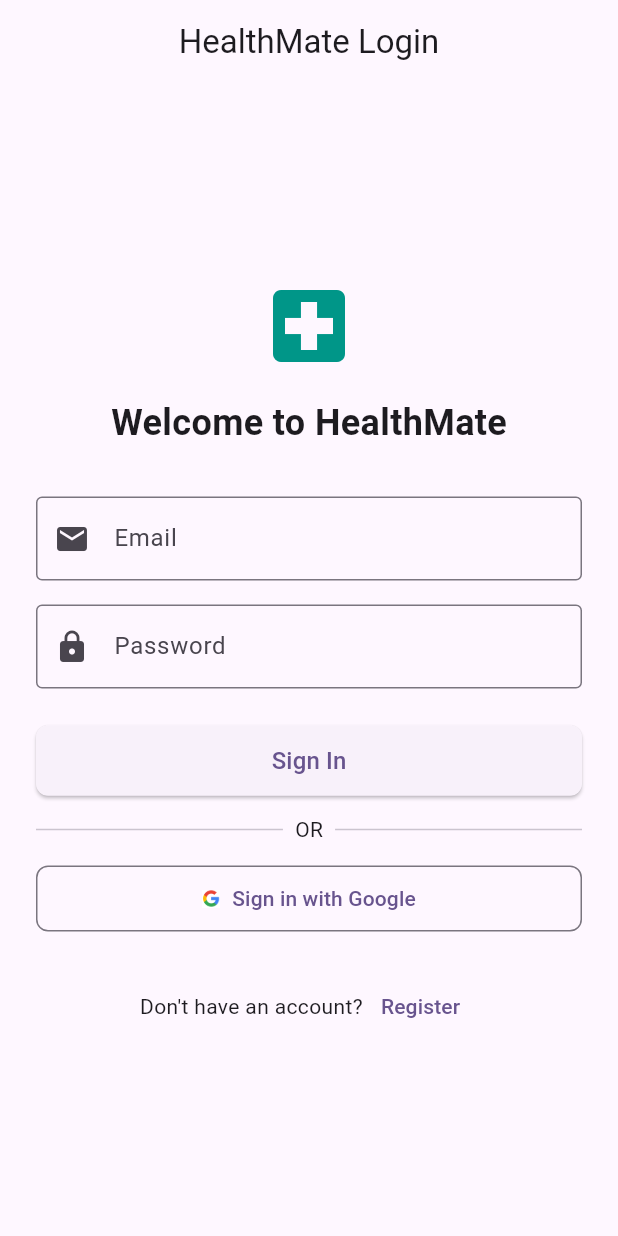
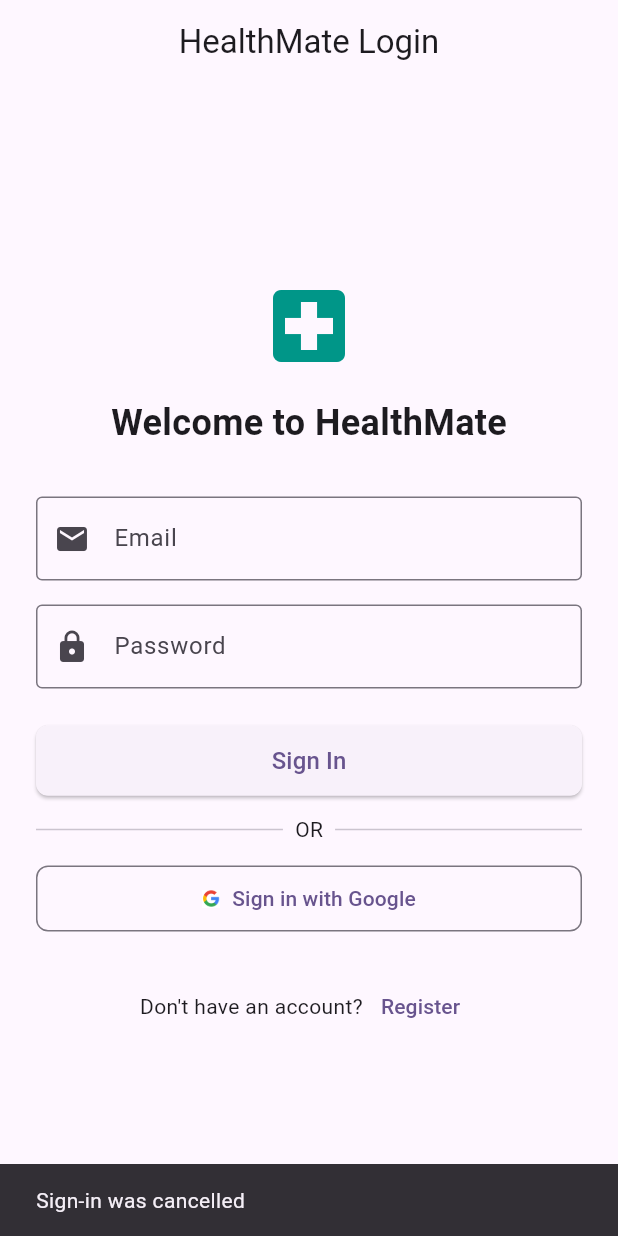
Before and after one commit to Project-DevX/healthmate, a Flutter app: the screen it shows after launch, after a tap on "Sign in with Google", on a phone screen of 412 x 824 dp. Run offline on Flutter 3.47's test engine with Material 3 defaults, Android fonts, the phone set to English and light mode, and no system bars; our stand-ins replace cloud_firestore, firebase_auth, firebase_core, google_sign_in; accounts and stored records are empty.

Commit message:
google sign in solving stage one

```diff
--- a/lib/login.dart
+++ b/lib/login.dart
@@ -18,7 +18,11 @@ class _LoginPageState extends State<LoginPage> {
 
   // Firebase instances
   final FirebaseAuth _auth = FirebaseAuth.instance;
-  final GoogleSignIn _googleSignIn = GoogleSignIn();
+  final GoogleSignIn googleSignIn = GoogleSignIn(
+    // Get this from Firebase Console > Authentication > Sign-in method > Google > Web SDK configuration
+    clientId:
+        '535481523181-at94psvprrj58fltlu0p4ep2sgpv9o7r.apps.googleusercontent.com',
+  );
   final FirebaseFirestore _firestore = FirebaseFirestore.instance;
 
   Future<void> _signInWithEmail() async {
@@ -68,47 +72,130 @@ class _LoginPageState extends State<LoginPage> {
 
   Future<void> _signInWithGoogle() async {
     setState(() => _isLoading = true);
+    print("==== Starting Google Sign-In Process ====");
 
     try {
-      // Trigger Google sign-in flow
-      final GoogleSignInAccount? googleUser = await _googleSignIn.signIn();
-      if (googleUser == null) {
-        // User cancelled the sign-in flow
+      // Step 1: Initialize GoogleSignIn instance
+      print("Step 1: Initializing GoogleSignIn instance");
+      final GoogleSignIn googleSignIn = GoogleSignIn();
+      print("GoogleSignIn instance created");
+
+      // Step 2: Trigger the authentication flow
+      print(
+        "Step 2: Triggering authentication flow with googleSignIn.signIn()",
+      );
+      final GoogleSignInAccount? googleUser;
+      try {
+        googleUser = await googleSignIn.signIn();
+        if (googleUser == null) {
+          print("Error: User cancelled the sign-in process");
+          setState(() => _isLoading = false);
+          ScaffoldMessenger.of(context).showSnackBar(
+            const SnackBar(content: Text('Sign-in was cancelled')),
+          );
+          return;
+        }
+        print("Sign-in successful for user: ${googleUser.email}");
+      } catch (e) {
+        print(
+          "ERROR IN STEP 2: Failed at googleSignIn.signIn() with error: $e",
+        );
         setState(() => _isLoading = false);
+        ScaffoldMessenger.of(context).showSnackBar(
+          SnackBar(
+            content: Text('Failed at authentication flow: ${e.toString()}'),
+          ),
+        );
         return;
       }
 
-      // Obtain auth details from Google Sign-In
-      final GoogleSignInAuthentication googleAuth =
-          await googleUser.authentication;
+      // Step 3: Get authentication details
+      print("Step 3: Getting authentication tokens");
+      final GoogleSignInAuthentication? googleAuth;
+      try {
+        googleAuth = await googleUser.authentication;
+        print("Successfully obtained auth tokens");
+      } catch (e) {
+        print("ERROR IN STEP 3: Failed to get authentication tokens: $e");
+        setState(() => _isLoading = false);
+        ScaffoldMessenger.of(context).showSnackBar(
+          SnackBar(
+            content: Text(
+              'Failed to get authentication details: ${e.toString()}',
+            ),
+          ),
+        );
+        return;
+      }
 
-      // Create credentials for Firebase
-      final OAuthCredential credential = GoogleAuthProvider.credential(
-        accessToken: googleAuth.accessToken,
-        idToken: googleAuth.idToken,
-      );
+      // Step 4: Create Firebase credential
+      print("Step 4: Creating Firebase credential");
+      try {
+        final credential = GoogleAuthProvider.credential(
+          accessToken: googleAuth.accessToken,
+          idToken: googleAuth.idToken,
+        );
+        print("Firebase credential created successfully");
 
-      // Sign in to Firebase with Google credentials
-      final UserCredential userCredential = await _auth.signInWithCredential(
-        credential,
-      );
-      final User? user = userCredential.user;
+        // Step 5: Sign in to Firebase
+        print("Step 5: Signing in to Firebase with credential");
+        final UserCredential userCredential = await FirebaseAuth.instance
+            .signInWithCredential(credential);
+        final User? user = userCredential.user;
 
-      if (user != null) {
-        // Add/update user in Firestore database
-        await _saveUserToDatabase(user);
+        if (user == null) {
+          print("ERROR IN STEP 5: Firebase user is null after sign-in");
+          setState(() => _isLoading = false);
+          ScaffoldMessenger.of(context).showSnackBar(
+            const SnackBar(
+              content: Text('Failed to get user data from Firebase'),
+            ),
+          );
+          return;
+        }
 
+        print("Successfully signed in to Firebase as: ${user.email}");
+
+        // Step 6: Save user to database (You can comment this out to isolate the issue)
+        try {
+          print("Step 6: Saving user data to Firestore");
+          // Uncomment the line below when you want to save user data
+          await _saveUserToDatabase(user);
+          print("User data successfully saved to Firestore");
+        } catch (e) {
+          print("ERROR IN STEP 6: Failed to save user to database: $e");
+          // Continue with navigation even if database operation fails
+        }
+
+        // Step 7: Navigate to home page
+        print("Step 7: Navigating to home page");
         if (mounted) {
           Navigator.pushReplacementNamed(context, '/home');
+          print("Navigation to home page successful");
         }
+      } catch (e) {
+        print("ERROR IN STEP 4/5: Failed during Firebase authentication: $e");
+        setState(() => _isLoading = false);
+        ScaffoldMessenger.of(context).showSnackBar(
+          SnackBar(
+            content: Text('Firebase authentication failed: ${e.toString()}'),
+          ),
+        );
+        return;
       }
     } catch (e) {
+      // Catch-all error handler
+      print("UNEXPECTED ERROR: Unhandled exception in _signInWithGoogle: $e");
+      print("Error type: ${e.runtimeType}");
+      print("Stack trace: ${StackTrace.current}");
       if (mounted) {
+        setState(() => _isLoading = false);
         ScaffoldMessenger.of(context).showSnackBar(
-          SnackBar(content: Text('Google Sign-In failed: ${e.toString()}')),
+          SnackBar(content: Text('Sign-in process failed: ${e.toString()}')),
         );
       }
     } finally {
+      print("==== Google Sign-In Process Complete ====");
       if (mounted) setState(() => _isLoading = false);
     }
   }
```
